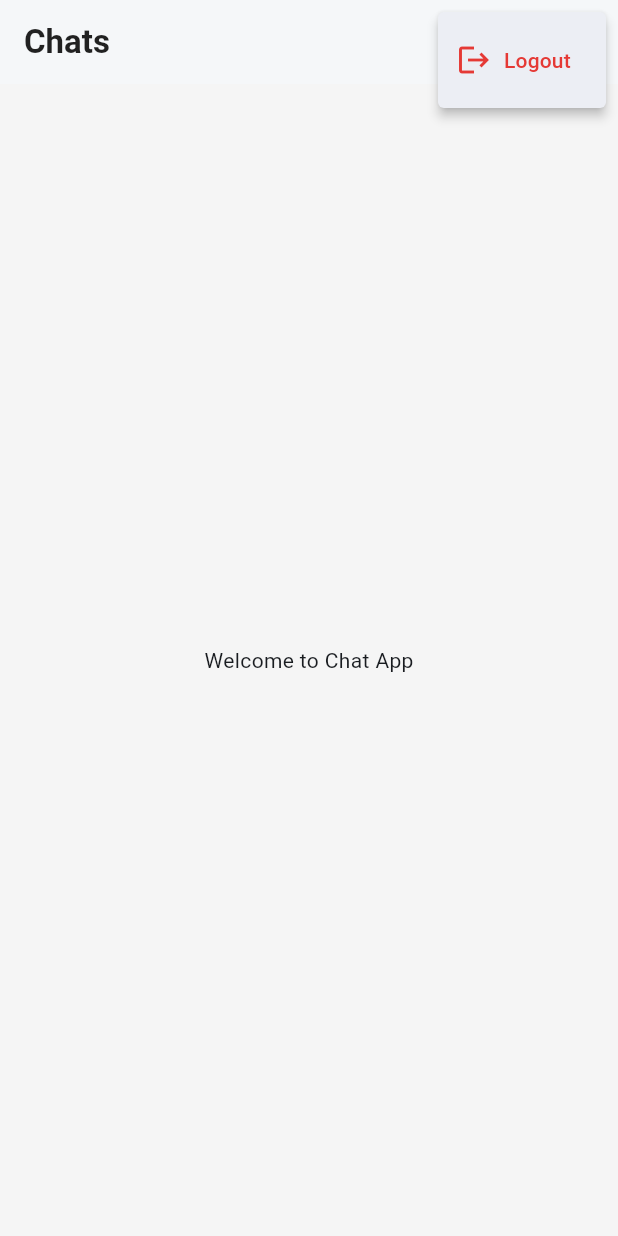
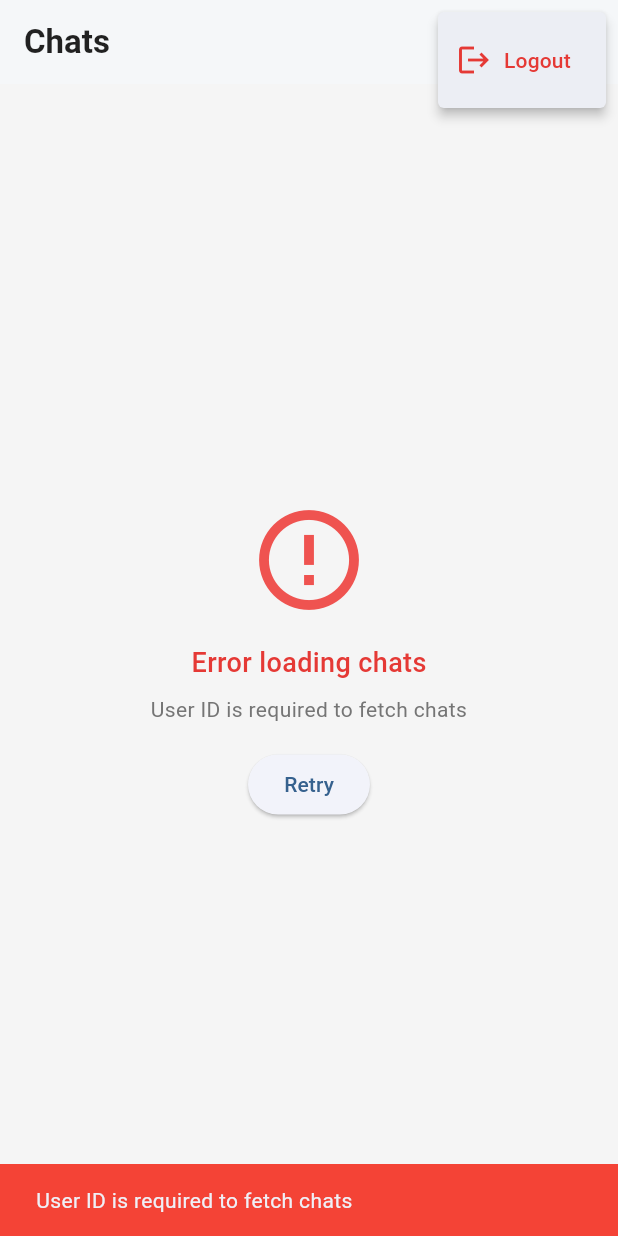
Before and after one commit to Asif-Faizal/Chat-App, a Flutter app: the ChatListPage screen opened directly, after a tap on the "more vert" icon, on a phone screen of 412 x 824 dp. Run offline on Flutter 3.47's test engine with Material 3 defaults, Android fonts, the phone set to English and light mode, and no system bars; our stand-ins replace dio, equatable, flutter_bloc, flutter_secure_storage, fluttertoast, get_it and 2 more; accounts and stored records are empty.

```diff
--- a/lib/features/chat/data/repositories/chat_repository_impl.dart
+++ b/lib/features/chat/data/repositories/chat_repository_impl.dart
@@ -44,14 +44,35 @@ class ChatRepositoryImpl implements ChatRepository {
   @override
   Future<Result<List<ChatModel>>> getChatList(String userId) async {
     try {
+      if (userId.isEmpty) {
+        return const Error(ValidationFailure(
+          message: 'User ID is required to fetch chats',
+        ));
+      }
+
+      print('Fetching chats for userId: $userId'); // Debug log
+
       final response = await apiClient.dio.get(
         '${Environment.userChatsEndpoint}/$userId',
       );
 
       if (response.statusCode == 200) {
-        final List<dynamic> chatListData = response.data['chats'] ?? response.data ?? [];
+        // The API returns chats directly as an array
+        final chatListData = response.data is List
+            ? response.data as List<dynamic>
+            : (response.data['chats'] as List<dynamic>? ?? []);
+
         final chatList = chatListData
-            .map((chatJson) => ChatModel.fromJson(chatJson))
+            .map((chatJson) {
+              try {
+                return ChatModel.fromJson(chatJson as Map<String, dynamic>);
+              } catch (e) {
+                print('Error parsing chat: $e');
+                return null;
+              }
+            })
+            .where((chat) => chat != null)
+            .cast<ChatModel>()
             .toList();
 
         return Success(chatList);
--- a/lib/features/chat/presentation/pages/chat_list_page.dart
+++ b/lib/features/chat/presentation/pages/chat_list_page.dart
@@ -22,11 +22,19 @@ class ChatListPage extends StatefulWidget {
 class _ChatListPageState extends State<ChatListPage> {
   String? currentUserId;
   String? currentUserRole;
+  late ChatListBloc _chatListBloc;
 
   @override
   void initState() {
     super.initState();
+    _chatListBloc = getIt<ChatListBloc>();
     _loadUserData();
+  }
+
+  @override
+  void dispose() {
+    _chatListBloc.close();
+    super.dispose();
   }
 
   Future<void> _loadUserData() async {
@@ -35,7 +43,7 @@ class _ChatListPageState extends State<ChatListPage> {
     currentUserRole = await localStorageService.getUserRole();
 
     if (currentUserId != null) {
-      context.read<ChatListBloc>().add(LoadChatListEvent(currentUserId!));
+      _chatListBloc.add(LoadChatListEvent(currentUserId!));
     }
   }
 
@@ -77,8 +85,8 @@ class _ChatListPageState extends State<ChatListPage> {
           ),
         ],
       ),
-      body: BlocProvider(
-        create: (context) => getIt<ChatListBloc>(),
+      body: BlocProvider.value(
+        value: _chatListBloc,
         child: BlocConsumer<ChatListBloc, ChatListState>(
           listener: (context, state) {
             if (state is ChatListError) {
@@ -117,7 +125,7 @@ class _ChatListPageState extends State<ChatListPage> {
     return RefreshIndicator(
       onRefresh: () async {
         if (currentUserId != null) {
-          context.read<ChatListBloc>().add(RefreshChatListEvent(currentUserId!));
+          _chatListBloc.add(RefreshChatListEvent(currentUserId!));
         }
       },
       child: ListView.builder(
@@ -309,7 +317,7 @@ class _ChatListPageState extends State<ChatListPage> {
           ElevatedButton(
             onPressed: () {
               if (currentUserId != null) {
-                context.read<ChatListBloc>().add(LoadChatListEvent(currentUserId!));
+                _chatListBloc.add(LoadChatListEvent(currentUserId!));
               }
             },
             child: const Text('Retry'),
```
Also changed, not shown: lib/features/auth/domain/entities/login_response.dart (+6 -3 lines), 3 other files.
